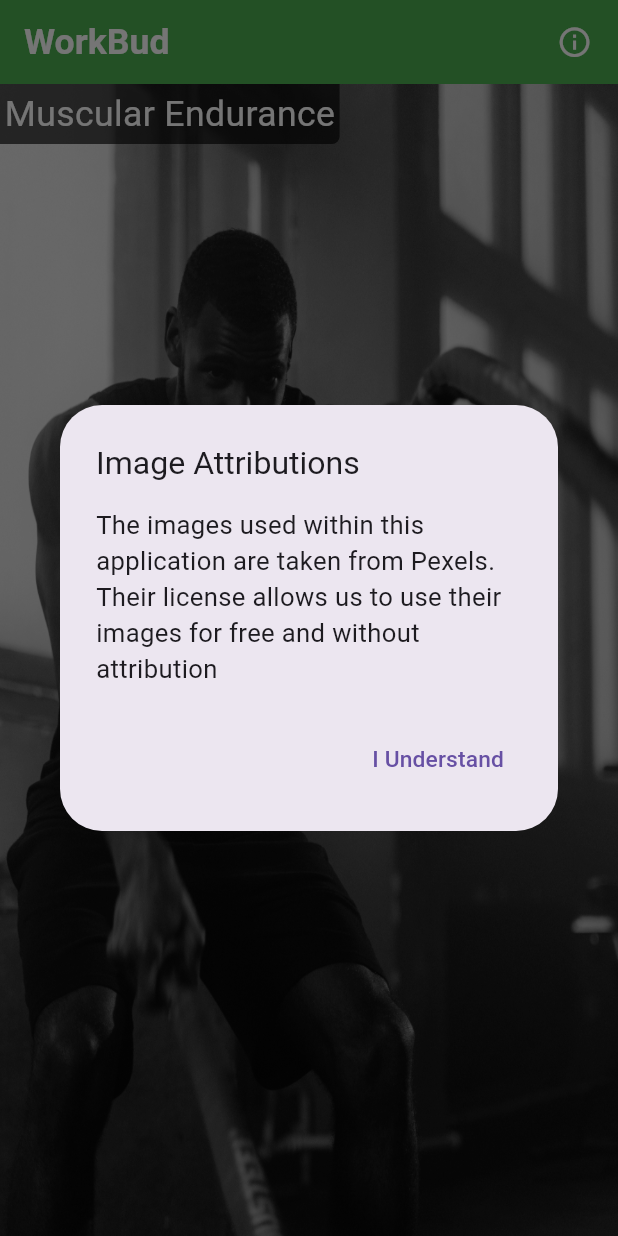
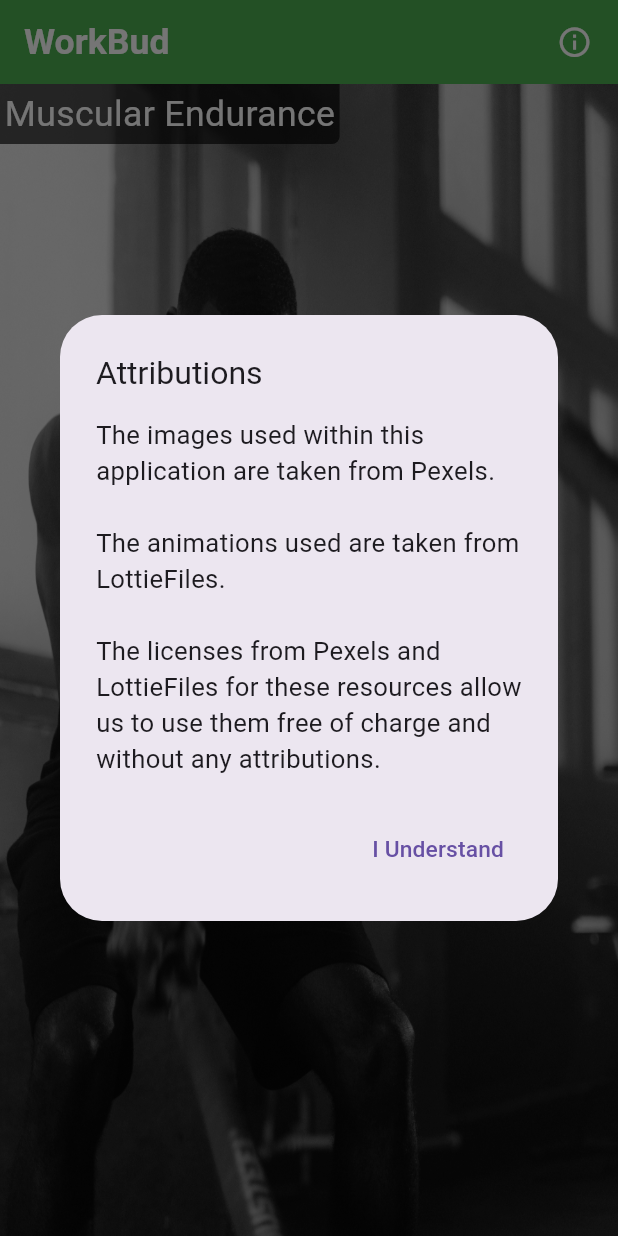
Before and after one commit to tedydevmac/innofest-app, a Flutter app: the screen it shows after launch, after a tap on the "info outline" icon, on a phone screen of 412 x 824 dp. Run offline on Flutter 3.47's test engine with Material 2 defaults, Android fonts, the phone set to English and light mode, and no system bars; drawn by our look-alikes of scroll_snap_list; our stand-ins replace animated_text_kit, another_flutter_splash_screen, circular_countdown_timer, lottie; Roboto replaces fonts that are missing (Avenir Medium).

Commit message:
attribution notice edit

```diff
--- a/lib/screens/HomePage.dart
+++ b/lib/screens/HomePage.dart
@@ -71,7 +71,7 @@ class _HomePageState extends State<HomePage> {
       builder: (BuildContext context) {
         return AlertDialog(
           title: Text(
-            'Image Attributions',
+            'Attributions',
             style: TextStyle(
               fontSize: 22.5 * (MediaQuery.of(context).size.height / 867),
             ),
@@ -80,7 +80,7 @@ class _HomePageState extends State<HomePage> {
             child: ListBody(
               children: <Widget>[
                 Text(
-                  'The images used within this application are taken from Pexels. \nTheir license allows us to use their images for free and without attribution',
+                  'The images used within this application are taken from Pexels. \n\nThe animations used are taken from LottieFiles. \n\nThe licenses from Pexels and LottieFiles for these resources allow us to use them free of charge and without any attributions.',
                   style: TextStyle(
                     fontSize: 18 * (MediaQuery.of(context).size.height / 867),
                   ),
```
Also changed, not shown: 2 other files.
